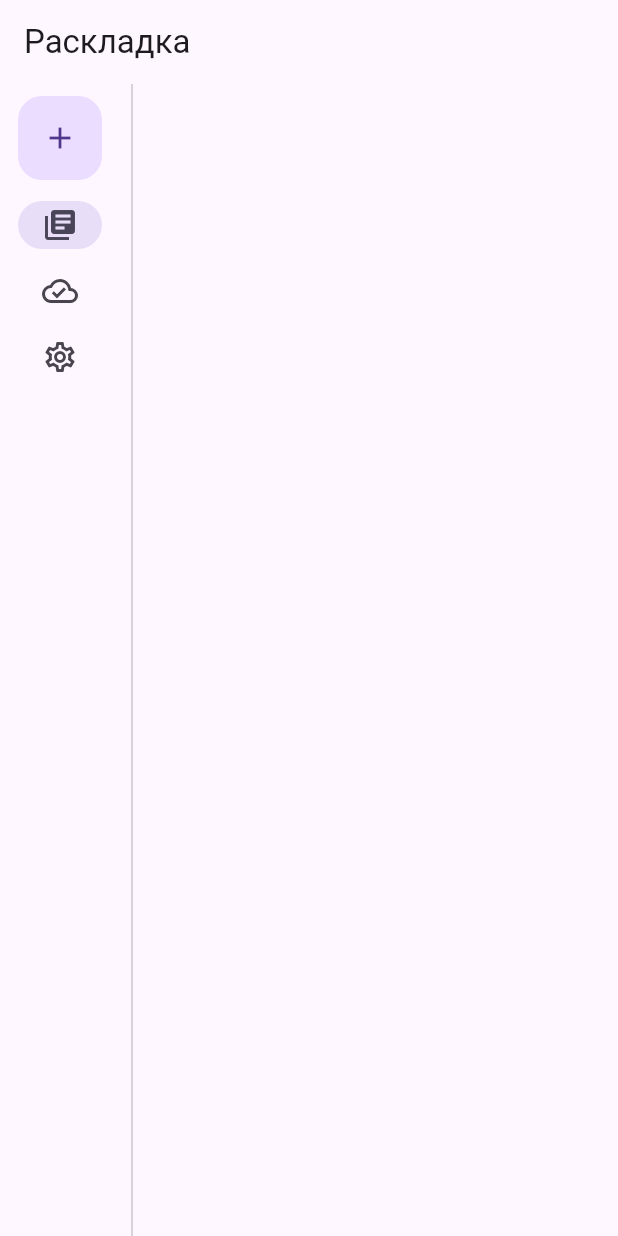
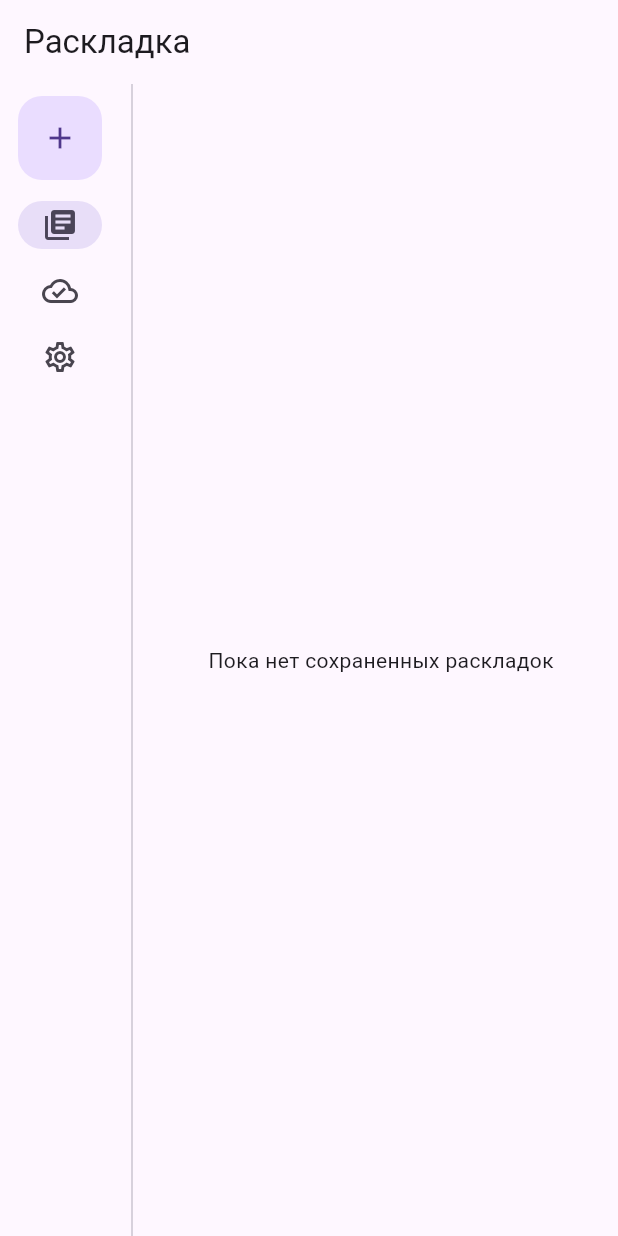
Before and after one commit to bxkr/toureat, a Flutter app: the screen it shows after launch, on a phone screen of 412 x 824 dp. Run offline on Flutter 3.47's test engine with Material 2 defaults, Android fonts, the phone set to English and light mode, and no system bars; our stand-ins replace shared_preferences.

Commit message:
Add a placeholder for empty library

```diff
--- a/lib/library_page.dart
+++ b/lib/library_page.dart
@@ -25,14 +25,15 @@ class LibraryPageState extends State<LibraryPage> {
             String? savedData = data?.getString('saved_data');
             List<dynamic> optionList =
             (savedData == null) ? [] : (jsonDecode(savedData));
+            if (optionList.isNotEmpty) {
               return ListView.builder(
                   itemCount: optionList.length,
                   itemBuilder: (BuildContext context, int index) {
-                  return Wrap(children: [
-                    Card(
+                    return Card(
+                      child: LimitedBox(
                         child: Padding(
                           padding: const EdgeInsets.all(16),
-                        child: Row(children: [
+                          child: Wrap(crossAxisAlignment: WrapCrossAlignment.center,children: [
                             Text(optionList[index]),
                             IconButton(onPressed: () {
                               setState(() {
@@ -43,9 +44,14 @@ class LibraryPageState extends State<LibraryPage> {
                             }, icon: const Icon(Icons.delete))
                           ],),
                         ),
-                    )
-                  ]);
+                      ),
+                    );
                   });
+            } else {
+              return const Center(
+                child: Text('Пока нет сохраненных раскладок'),
+              );
+            }
           },
         ));
   }
```
Lines whose indentation alone changed are shown as unchanged.
